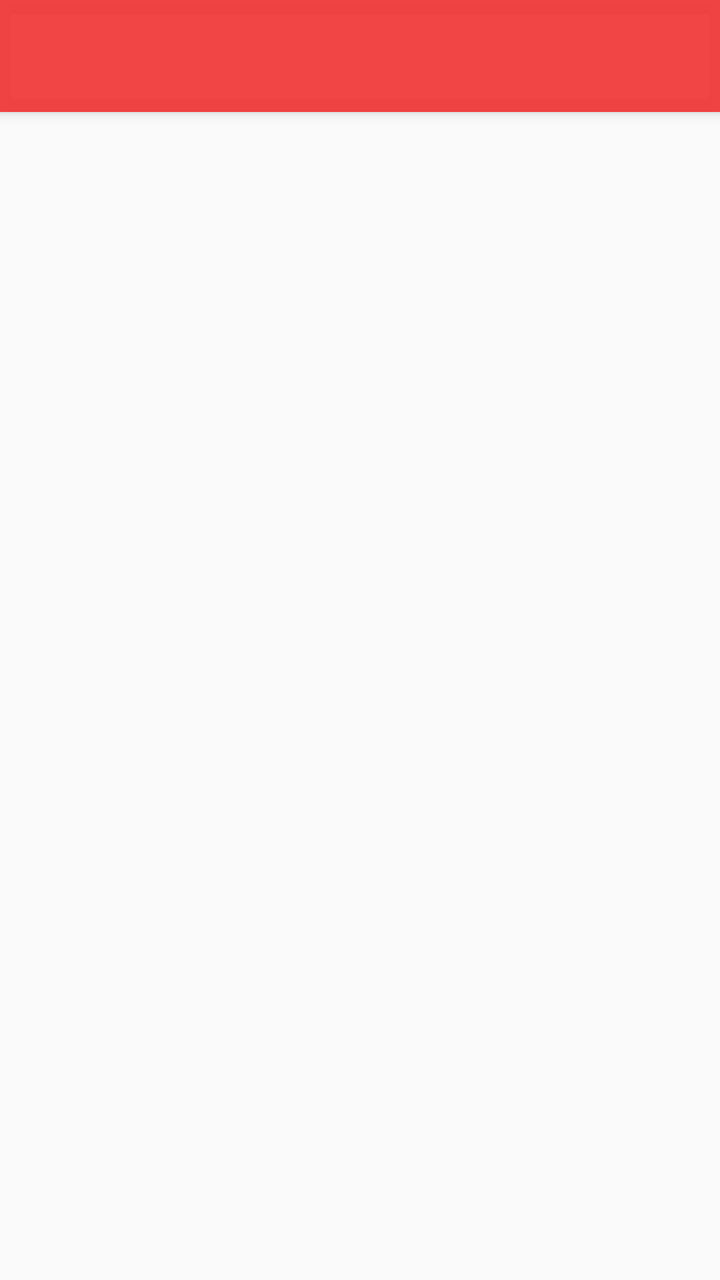
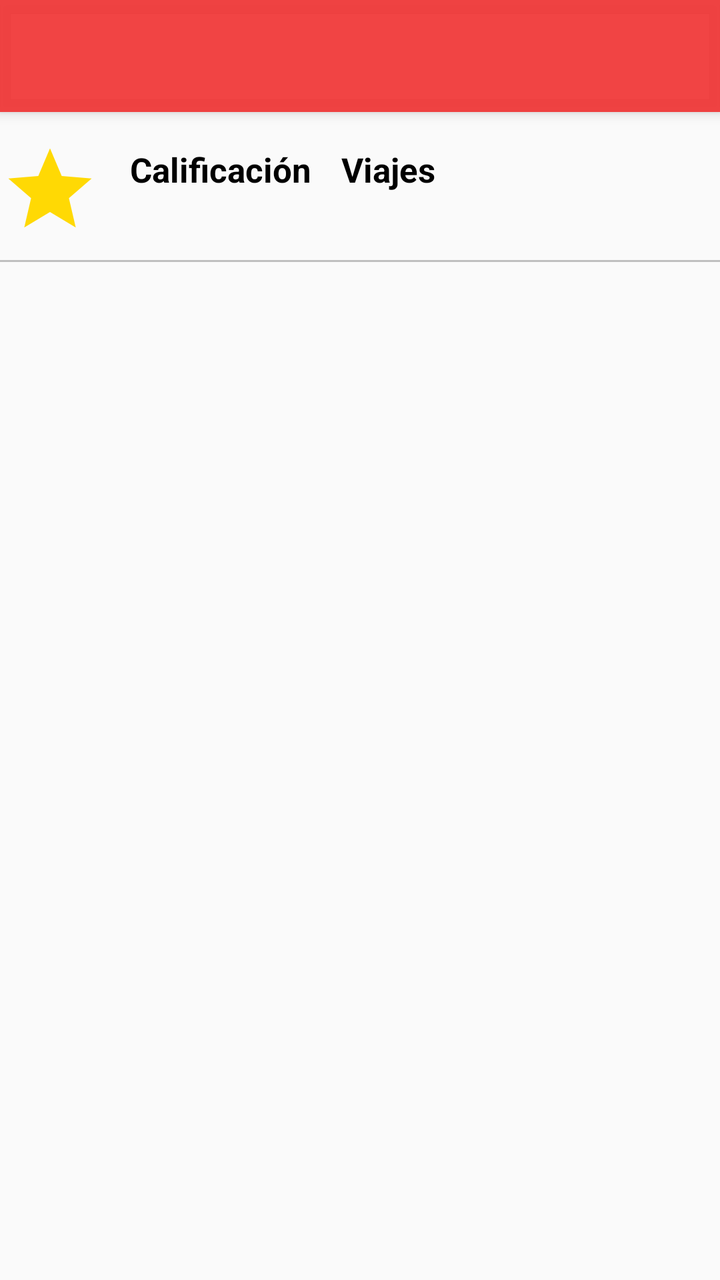

Before-and-after screenshots of an Android layout around one commit, followed by the original layout XML and the change that was made.
<!-- AndroidManifest.xml: application theme Theme.ToonsConductor -->
<!-- res/layout/activity_histories.xml -->
<?xml version="1.0" encoding="utf-8"?>
<androidx.coordinatorlayout.widget.CoordinatorLayout xmlns:android="http://schemas.android.com/apk/res/android"

    xmlns:tools="http://schemas.android.com/tools"
    android:layout_width="match_parent"
    android:layout_height="match_parent"
    tools:context=".activitys.historial.HistoriesActivity">

    

    <com.google.android.material.appbar.AppBarLayout
        android:layout_width="match_parent"
        android:layout_height="wrap_content">

        <androidx.appcompat.widget.Toolbar
            android:id="@+id/toolbar"
            android:layout_width="match_parent"
            android:layout_height="wrap_content"/>
    </com.google.android.material.appbar.AppBarLayout>

    <androidx.recyclerview.widget.RecyclerView
        android:id="@+id/recyclerViewHistories"
        android:layout_width="match_parent"
        android:layout_height="match_parent"
        android:layout_marginTop="55dp"  />

</androidx.coordinatorlayout.widget.CoordinatorLayout>
<!-- resources referenced by this layout -->
<resources>
  <style name="Theme.ToonsConductor" parent="Base.Theme.ToonsConductor" />
  <style name="Base.Theme.ToonsConductor" parent="Theme.AppCompat.Light.NoActionBar">
          
          <item name="colorPrimary">@color/rojo</item>
          <item name="colorPrimaryVariant">@color/white</item>
          <item name="colorOnPrimary">@color/white</item>
          
          <item name="colorSecondary">@color/black</item>
          <item name="colorSecondaryVariant">@color/rojo</item>
          <item name="colorOnSecondary">@color/black</item>
  
          <item name="android:statusBarColor">?attr/colorPrimary</item>
          <item name="colorControlNormal">@color/grey</item>
          <item name="colorControlActivated">@color/rojo</item>
          <item name="colorControlHighlight">@color/white</item>
          <item name="android:textColorHint">@color/white</item>
          <item name="android:progressBarStyle">@style/CustomProgressBar</item>
  
      </style>
  <color name="rojo">#EEF13737</color>
  <color name="white">#FFFFFFFF</color>
  <color name="black">#FF000000</color>
  <color name="grey">#C9B7B7</color>
  <style name="CustomProgressBar" parent="@android:style/Widget.ProgressBar">
          <item name="android:backgroundTint">@color/red</item>
      </style>
  <color name="red">#FF1739</color>
</resources>

<!-- the commit's change to res/layout/activity_histories.xml (unified diff, before → after) -->
@@ -1,10 +1,10 @@
 <?xml version="1.0" encoding="utf-8"?>
 <androidx.coordinatorlayout.widget.CoordinatorLayout xmlns:android="http://schemas.android.com/apk/res/android"
-
+    xmlns:app="http://schemas.android.com/apk/res-auto"
     xmlns:tools="http://schemas.android.com/tools"
     android:layout_width="match_parent"
     android:layout_height="match_parent"
-    tools:context=".activitys.historial.HistoriesActivity">
+    tools:context=".activitys.historiesActivity.HistoriesActivity">
 
     
 
@@ -16,12 +16,87 @@
             android:id="@+id/toolbar"
             android:layout_width="match_parent"
             android:layout_height="wrap_content"/>
+
     </com.google.android.material.appbar.AppBarLayout>
 
-    <androidx.recyclerview.widget.RecyclerView
-        android:id="@+id/recyclerViewHistories"
+    <LinearLayout
         android:layout_width="match_parent"
         android:layout_height="match_parent"
-        android:layout_marginTop="55dp"  />
+        android:layout_marginTop="55dp"
+        android:orientation="vertical">
 
+        <LinearLayout
+            android:layout_width="match_parent"
+            android:layout_height="wrap_content"
+            android:orientation="horizontal"
+            android:gravity="center_vertical"
+            android:layout_gravity="center"
+            android:layout_marginTop="15dp">
+
+            <ImageView
+
+                android:layout_width="50dp"
+                android:layout_height="50dp"
+                android:src="@drawable/baseline_star_24" />
+
+            <LinearLayout
+                android:layout_width="wrap_content"
+                android:layout_height="wrap_content"
+                android:orientation="vertical"
+                android:layout_marginLeft="15dp">
+
+                <TextView
+                    android:layout_width="wrap_content"
+                    android:layout_height="wrap_content"
+                    android:text="Calificación"
+                    android:textStyle="bold"
+                    android:textColor="@color/black"
+                    android:textSize="17sp"/>
+
+                <TextView
+                    android:id="@+id/textViewClientCalification"
+                    android:layout_width="wrap_content"
+                    android:layout_height="wrap_content"
+                    android:text=""
+                    android:textSize="15sp"/>
+
+            </LinearLayout>
+
+
+            <LinearLayout
+                android:layout_width="wrap_content"
+                android:layout_height="wrap_content"
+                android:orientation="vertical"
+                android:layout_marginLeft="15dp">
+
+                <TextView
+                    android:layout_width="wrap_content"
+                    android:layout_height="wrap_content"
+                    android:text="Viajes"
+                    android:textStyle="bold"
+                    android:textColor="@color/black"
+                    android:textSize="17sp"/>
+
+                <TextView
+                    android:id="@+id/textViewViajes"
+                    android:layout_width="wrap_content"
+                    android:layout_height="wrap_content"
+                    android:text=""
+                    android:textSize="15sp"/>
+            </LinearLayout>
+        </LinearLayout>
+
+        <View
+            android:layout_width="match_parent"
+            android:layout_height="1dp"
+            android:background="@color/grey"
+            android:layout_marginTop="10dp"
+            android:layout_marginBottom="10dp"/>
+
+        <androidx.recyclerview.widget.RecyclerView
+            android:id="@+id/recyclerViewHistories"
+            android:layout_width="match_parent"
+            android:layout_height="match_parent"
+            />
+    </LinearLayout>
 </androidx.coordinatorlayout.widget.CoordinatorLayout>
<!-- resource entries referenced after the edit -->
@@ -22,7 +22,13 @@
   <color name="rojo">#EEF13737</color>
   <color name="white">#FFFFFFFF</color>
   <color name="black">#FF000000</color>
-  <color name="grey">#C9B7B7</color>
+  <color name="grey">#BFBFBF</color>
+  <!-- drawable baseline_star_24 (drawable) -->
+  <vector android:height="24dp" android:tint="#FFD904"
+      android:viewportHeight="24" android:viewportWidth="24"
+      android:width="24dp" xmlns:android="http://schemas.android.com/apk/res/android">
+      <path android:fillColor="@android:color/white" android:pathData="M12,17.27L18.18,21l-1.64,-7.03L22,9.24l-7.19,-0.61L12,2 9.19,8.63 2,9.24l5.46,4.73L5.82,21z"/>
+  </vector>
   <style name="CustomProgressBar" parent="@android:style/Widget.ProgressBar">
           <item name="android:backgroundTint">@color/red</item>
       </style>
